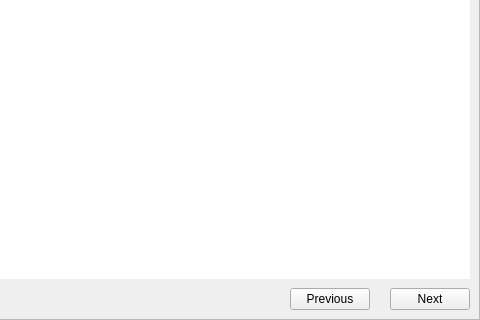
This is src/ui/components/forms/project_form.ui in rithikN/pipeline_app as Qt 5 draws it before an edit; both pictures show x 165 to 645 and y 167 to 487 of the 645 by 487 pixel window. The edited form follows.
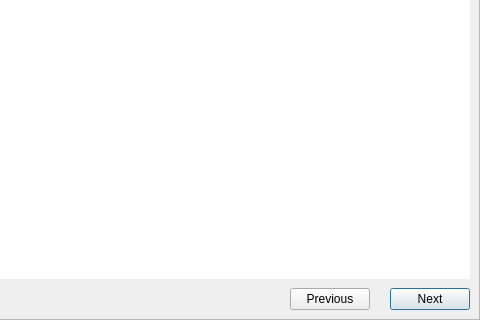
This is the edited form.

Diff of the .ui file:
```diff
--- a/src/ui/components/forms/project_form.ui
+++ b/src/ui/components/forms/project_form.ui
@@ -83,6 +83,12 @@
           <property name="text">
            <string>Next</string>
           </property>
+          <property name="autoDefault">
+           <bool>true</bool>
+          </property>
+          <property name="default">
+           <bool>true</bool>
+          </property>
          </widget>
         </item>
        </layout>
```
Left out of the diff: 27 changed lines with no effect on the pictures.
